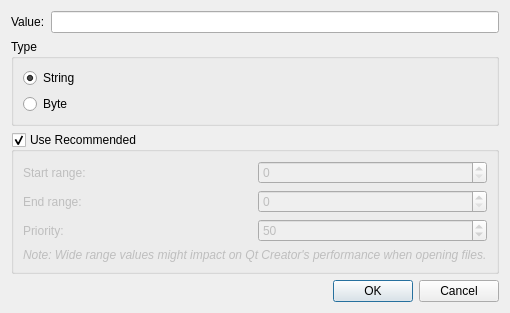
Before: the Qt Designer form src/plugins/coreplugin/mimetypemagicdialog.ui in qt-creator/qt-creator, drawn with Qt 5.
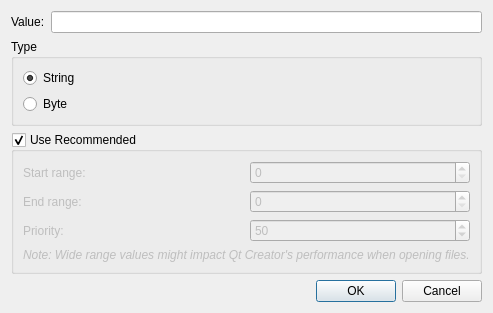
After: the same form once the commit is applied.

Patch:
```diff
--- a/src/plugins/coreplugin/mimetypemagicdialog.ui
+++ b/src/plugins/coreplugin/mimetypemagicdialog.ui
@@ -149,7 +149,7 @@
          <bool>false</bool>
         </property>
         <property name="text">
-         <string>&lt;i&gt;Note: Wide range values might impact on Qt Creator's performance when opening files.&lt;/i&gt;</string>
+         <string>&lt;i&gt;Note: Wide range values might impact Qt Creator's performance when opening files.&lt;/i&gt;</string>
         </property>
         <property name="textFormat">
          <enum>Qt::RichText</enum>
```
